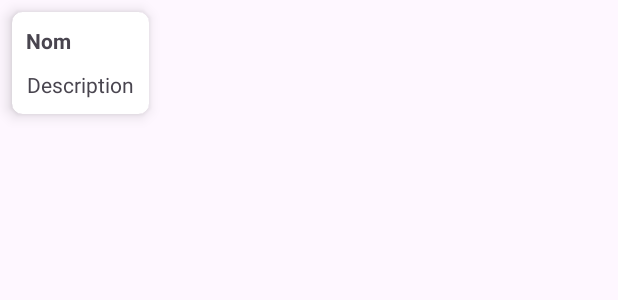
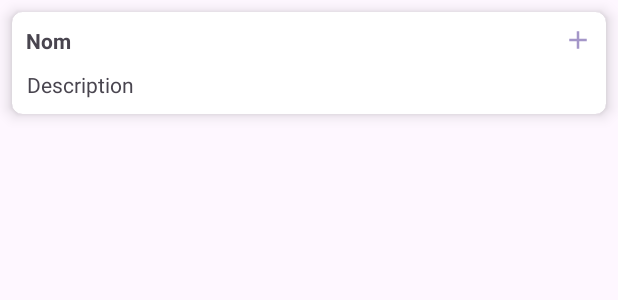
Before and after one commit to CodeMPLady/LaCarte, an Android app: the layout list_item_favori.xml on its own in the app's theme, with its tools: preview values and no code run, on a phone screen of 412 x 824 dp. Shown: the top 300 px of the screen. Run offline under Robolectric (Android 15) with nearby library versions, the light colour scheme and no system bars.

Commit message:
add plus icon on list_item_favori.xml

```diff
--- a/app/src/main/java/com/mplady/lacarte/FavorisActivity.java
+++ b/app/src/main/java/com/mplady/lacarte/FavorisActivity.java
@@ -4,6 +4,7 @@
 import android.view.Gravity;
 import android.view.View;
 import android.widget.Button;
+import android.widget.ImageView;
 
 import androidx.activity.EdgeToEdge;
 import androidx.appcompat.app.AppCompatActivity;
@@ -54,6 +55,8 @@
             }
         });
 
+
+
         favorisRecView.setAdapter(adapter);
         favorisRecView.setLayoutManager(new GridLayoutManager(this,2));
 
--- /dev/null
+++ b/app/src/main/res/drawable-anydpi/ic_add.xml
@@ -0,0 +1,11 @@
+<vector xmlns:android="http://schemas.android.com/apk/res/android"
+    android:width="24dp"
+    android:height="24dp"
+    android:viewportWidth="24"
+    android:viewportHeight="24"
+    android:tint="#333333"
+    android:alpha="0.6">
+  <path
+      android:fillColor="@android:color/white"
+      android:pathData="M19,13h-6v6h-2v-6H5v-2h6V5h2v6h6v2z"/>
+</vector>
--- a/app/src/main/res/layout/list_item_favori.xml
+++ b/app/src/main/res/layout/list_item_favori.xml
@@ -21,6 +21,17 @@
             android:layout_marginStart="9dp"
             android:layout_marginTop="9dp"/>
 
+        <Button
+            android:id="@+id/plusPannel"
+            style="?attr/materialIconButtonStyle"
+            android:layout_width="wrap_content"
+            android:layout_height="wrap_content"
+            android:layout_alignParentTop="true"
+            android:layout_alignParentEnd="true"
+            android:layout_marginTop="-5dp"
+            android:layout_marginEnd="-5dp"
+            app:icon="@drawable/ic_add" />
+
         <TextView
             android:layout_width="wrap_content"
             android:layout_height="wrap_content"
```
Also changed, not shown: app/src/main/res/drawable-hdpi/ic_add.png (added), app/src/main/res/drawable-mdpi/ic_add.png (added), app/src/main/res/drawable-xhdpi/ic_add.png (added), app/src/main/res/drawable-xxhdpi/ic_add.png (added).
